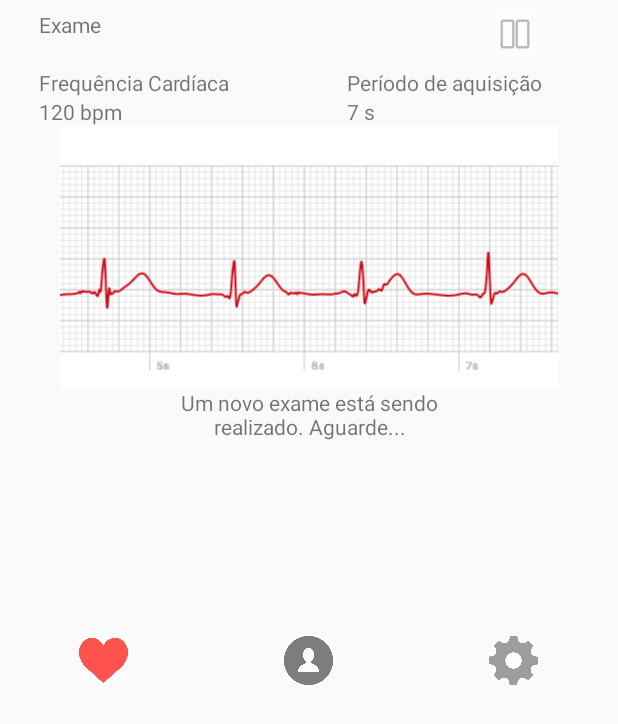
After one commit to tibetteixeira/cadim, an Android app: the AquisitionEcgActivity screen opened directly, with no data from a screen before it, on a phone screen of 412 x 824 dp. The commit adds this screen. Shown: the top 724 px of the screen. Run offline under Robolectric (Android 15) with nearby library versions, the phone set to English and light mode, and no system bars; our stand-ins replace sdp/ssp sizes.

Commit message:
Implementado a aquisição do sinal

```diff
--- a/App/app/build.gradle
+++ b/App/app/build.gradle
@@ -26,5 +26,6 @@ dependencies {
     androidTestImplementation 'com.android.support.test:runner:1.0.2'
     androidTestImplementation 'com.android.support.test.espresso:espresso-core:3.0.2'
     implementation 'com.intuit.sdp:sdp-android:1.0.6'
+    implementation 'com.android.support:design:26.1.0'
 
 }
--- a/App/app/src/main/AndroidManifest.xml
+++ b/App/app/src/main/AndroidManifest.xml
@@ -15,7 +15,7 @@
         android:roundIcon="@mipmap/ic_launcher_round"
         android:supportsRtl="true"
         android:theme="@style/AppTheme">
-        <activity android:name=".MainActivity">
+        <activity android:name=".InicialActivity">
             <intent-filter>
                 <action android:name="android.intent.action.MAIN" />
                 <category android:name="android.intent.category.LAUNCHER" />
@@ -28,6 +28,8 @@
 
         <activity android:name=".ListaDiagnosticoActivity"></activity>
         <activity android:name=".LoadDiagnostic"></activity>
+        <activity android:name=".AquisitionEcgActivity"></activity>
+        <!--<activity android:name=".InicialActivity"></activity>-->
 
     </application>
 
--- /dev/null
+++ b/App/app/src/main/java/br/com/cadim/cadim/AquisitionEcgActivity.java
@@ -0,0 +1,202 @@
+package br.com.cadim.cadim;
+
+import android.annotation.SuppressLint;
+import android.bluetooth.BluetoothAdapter;
+import android.content.pm.PackageManager;
+import android.os.Bundle;
+import android.os.Environment;
+import android.os.Handler;
+import android.os.Message;
+import android.support.v4.app.ActivityCompat;
+import android.support.v4.content.ContextCompat;
+import android.support.v7.app.AppCompatActivity;
+import android.view.View;
+import android.widget.ImageButton;
+import android.widget.Toast;
+
+import java.io.File;
+import java.io.FileNotFoundException;
+import java.io.FileOutputStream;
+import java.io.IOException;
+import java.text.SimpleDateFormat;
+import java.util.ArrayList;
+import java.util.Arrays;
+import java.util.Date;
+import java.util.Objects;
+
+public class AquisitionEcgActivity extends AppCompatActivity {
+
+    static ArrayList<String> signalEcg;
+    private static final int PERMISSION_REQUEST_CODE = 1;
+    private static String signalAcquisitionDate;
+    ConnectionThread connect;
+
+    @Override
+    protected void onCreate(Bundle savedInstanceState) {
+        super.onCreate(savedInstanceState);
+        Objects.requireNonNull(getSupportActionBar()).hide();
+        setContentView(R.layout.aquisition_layout);
+
+
+        ImageButton btnPauseAquisition = (ImageButton) findViewById(R.id.btnPauseAquisition);
+
+        if (!checkPermission()) requestPermission();
+
+        btnPauseAquisition.setOnClickListener(new View.OnClickListener() {
+            @Override
+            public void onClick(View view) {
+                connect.cancel();
+                message("Comunicação encerrada!");
+                ArrayList<Integer> signal = mountSignal(signalEcg);
+                saveSignal(signal);
+                message("Success Saved!!");
+            }
+        });
+
+        startAquisition();
+    }
+
+    private void startAquisition() {
+        signalEcg = new ArrayList<>();
+        signalAcquisitionDate = nowDate();
+        BluetoothAdapter btAdapter = BluetoothAdapter.getDefaultAdapter();
+        if (btAdapter == null) {
+            System.out.println("Que pena! Hardware Bluetooth não está funcionando :(");
+        } else {
+            System.out.println("Ótimo! Hardware Bluetooth está funcionando :)");
+        }
+
+        btAdapter.enable();
+
+        connect = new ConnectionThread("00:21:13:01:00:71");
+        connect.start();
+
+        /* Um descanso rápido, para evitar bugs esquisitos.
+         */
+        try {
+            Thread.sleep(500);
+        } catch (Exception E) {
+            E.printStackTrace();
+        }
+    }
+
+    private ArrayList<Integer> mountSignal(ArrayList<String> signalEcg) {
+        ArrayList<Integer> signal = new ArrayList<>();
+        int hb, lb;
+        for (int index_sync = 0; index_sync < signalEcg.size() - 7; index_sync++) {
+            if (signalEcg.get(index_sync).contains("165") && signalEcg.get(index_sync + 1).contains("90")) {
+
+                hb = (int) Double.parseDouble(signalEcg.get(index_sync + 6));
+                lb = (int) Double.parseDouble(signalEcg.get(index_sync + 7));
+
+                System.out.println("HB: " + hb + " LB: " + lb);
+                signal.add((hb << 8) + lb);
+            }
+        }
+
+        return signal;
+    }
+
+    private boolean checkPermission() {
+        int result = ContextCompat.checkSelfPermission(AquisitionEcgActivity.this, android.Manifest.permission.WRITE_EXTERNAL_STORAGE);
+        return result == PackageManager.PERMISSION_GRANTED;
+    }
+
+    private void requestPermission() {
+
+        if (ActivityCompat.shouldShowRequestPermissionRationale(AquisitionEcgActivity.this, android.Manifest.permission.WRITE_EXTERNAL_STORAGE)) {
+            Toast.makeText(AquisitionEcgActivity.this, "Write External Storage permission allows us to do store images. Please allow this permission in App Settings.", Toast.LENGTH_LONG).show();
+        } else {
+            ActivityCompat.requestPermissions(AquisitionEcgActivity.this, new String[]{android.Manifest.permission.WRITE_EXTERNAL_STORAGE}, PERMISSION_REQUEST_CODE);
+        }
+    }
+
+    private void saveSignal(ArrayList<Integer> signalEcg) {
+        File file, dir;
+        FileOutputStream fos;
+
+        String fileName = "ECG-" + signalAcquisitionDate + ".txt";
+
+        byte[] data;
+        String signal;
+
+        try {
+            dir = new File(getDirectory());
+            file = new File(dir, fileName);
+
+            int fileLines;
+
+            for (fileLines = 0; fileLines < signalEcg.size() - 1; fileLines++) {
+
+                signal = signalEcg.get(fileLines) + " ";
+                data = signal.getBytes();
+
+                fos = new FileOutputStream(file, true);
+                fos.write(data);
+                fos.flush();
+                fos.close();
+            }
+
+        } catch (FileNotFoundException e) {
+            message("Erro FNFE: " + e.getMessage());
+
+        } catch (IOException e) {
+            message("Erro IOE: " + e.getMessage());
+        }
+    }
+
+    public static String nowDate() {
+        @SuppressLint("SimpleDateFormat")
+
+        SimpleDateFormat dateFormat = new SimpleDateFormat("yyyy_MM_dd-HH_mm_ss");
+        Date now = new Date();
+
+        return dateFormat.format(now);
+    }
+
+    public static Handler handler = new Handler() {
+        @Override
+        public void handleMessage(Message msg) {
+
+            /* Esse método é invocado na Activity principal
+                sempre que a thread de conexão Bluetooth recebe
+                uma mensagem.
+             */
+            Bundle bundle = msg.getData();
+            byte[] data = bundle.getByteArray("data");
+            String dataString = new String(data);
+
+
+
+            /* Aqui ocorre a decisão de ação, baseada na string
+                recebida. Caso a string corresponda à uma das
+                mensagens de status de conexão (iniciadas com --),
+                atualizamos o status da conexão conforme o código.
+             */
+            if (dataString.equals("---N"))
+                System.out.println("Ocorreu um erro durante a conexão D:");
+            else if (dataString.equals("---S"))
+                System.out.println("Conectado :D");
+            else {
+                // System.out.println(dataString);
+                signalEcg.addAll(new ArrayList<>(Arrays.asList(dataString.split("\n"))));
+                System.out.println(dataString);
+            }
+        }
+    };
+
+    public static String getDirectory() {
+
+        File root = new File(Environment
+                .getExternalStorageDirectory()
+                + "/Arida/MobileECG/");
+
+        if (!root.exists()) root.mkdirs();
+
+        return root.toString();
+    }
+
+    private void message(String msg) {
+        Toast.makeText(getApplicationContext(), msg, Toast.LENGTH_SHORT).show();
+    }
+}
--- /dev/null
+++ b/App/app/src/main/java/br/com/cadim/cadim/ConnectionThread.java
@@ -0,0 +1,204 @@
+package br.com.cadim.cadim;
+
+import android.bluetooth.BluetoothAdapter;
+import android.bluetooth.BluetoothDevice;
+import android.bluetooth.BluetoothSocket;
+import android.os.Bundle;
+import android.os.Message;
+
+import java.io.IOException;
+import java.io.InputStream;
+import java.io.OutputStream;
+import java.util.Arrays;
+import java.util.UUID;
+
+public class ConnectionThread extends Thread {
+
+    BluetoothSocket btSocket = null;
+    InputStream input = null;
+    OutputStream output = null;
+    String btDevAddress = null;
+    String myUUID = "00001101-0000-1000-8000-00805F9B34FB";
+    boolean running = false;
+    boolean isConnected = false;
+
+    /*  Este construtor prepara o dispositivo para atuar como cliente.
+        Tem como argumento uma string contendo o endereço MAC do dispositivo
+    Bluetooth para o qual deve ser solicitada uma conexão.
+     */
+    public ConnectionThread(String btDevAddress) {
+
+        this.btDevAddress = btDevAddress;
+    }
+
+    /*  O método run() contem as instruções que serão efetivamente realizadas
+        em uma nova thread.
+     */
+    public void run() {
+
+        /*  Anuncia que a thread está sendo executada.
+            Pega uma referência para o adaptador Bluetooth padrão.
+         */
+        this.running = true;
+        BluetoothAdapter btAdapter = BluetoothAdapter.getDefaultAdapter();
+
+        try {
+
+                /*  Obtem uma representação do dispositivo Bluetooth com
+                    endereço btDevAddress.
+                    Cria um socket Bluetooth.
+                 */
+            BluetoothDevice btDevice = btAdapter.getRemoteDevice(btDevAddress);
+            btSocket = btDevice.createRfcommSocketToServiceRecord(UUID.fromString(myUUID));
+
+                /*  Envia ao sistema um comando para cancelar qualquer processo
+                    de descoberta em execução.
+                 */
+            btAdapter.cancelDiscovery();
+
+                /*  Solicita uma conexão ao dispositivo cujo endereço é
+                    btDevAddress.
+                    Permanece em estado de espera até que a conexão seja
+                    estabelecida.
+                 */
+            if (btSocket != null) {
+                btSocket.connect();
+            }
+
+        } catch (IOException e) {
+
+                /*  Caso ocorra alguma exceção, exibe o stack trace para debug.
+                    Envia um código para a Activity principal, informando que
+                    a conexão falhou.
+                 */
+            e.printStackTrace();
+            toAquisitionEcgActivity("---N".getBytes());
+        }
+
+
+
+        /*  Pronto, estamos conectados! Agora, só precisamos gerenciar a conexão.
+         */
+
+        if (btSocket != null) {
+
+            /*  Envia um código para a Activity principal informando que a
+                a conexão ocorreu com sucesso.
+             */
+            this.isConnected = true;
+            toAquisitionEcgActivity("---S".getBytes());
+
+            try {
+
+                /*  Obtem referências para os fluxos de entrada e saída do
+                    socket Bluetooth.
+                 */
+                input = btSocket.getInputStream();
+                output = btSocket.getOutputStream();
+
+                /*  Permanece em estado de espera até que uma mensagem seja
+                    recebida.
+                    Armazena a mensagem recebida no buffer.
+                    Envia a mensagem recebida para a Activity principal, do
+                    primeiro ao último byte lido.
+                    Esta thread permanecerá em estado de escuta até que
+                    a variável running assuma o valor false.
+                 */
+                while (running) {
+
+                    /*  Cria um byte array para armazenar temporariamente uma
+                        mensagem recebida.
+                        O inteiro bytes representará o número de bytes lidos na
+                        última transmissão recebida.
+                        O inteiro bytesRead representa o número total de bytes
+                        lidos antes de uma quebra de linha. A quebra de linha
+                        representa o fim da mensagem.
+                     */
+                    byte[] buffer = new byte[1024];
+                    int bytes;
+                    int bytesRead = -1;
+
+                    /*  Lê os bytes recebidos e os armazena no buffer até que
+                        uma quebra de linha seja identificada. Nesse ponto, assumimos
+                        que a mensagem foi transmitida por completo.
+                     */
+                    do {
+                        bytes = input.read(buffer, bytesRead + 1, 16);
+                        bytesRead += bytes;
+                    } while (buffer[bytesRead] != '\n');
+
+                    /*  A mensagem recebida é enviada para a Activity principal.
+                     */
+                    toAquisitionEcgActivity(Arrays.copyOfRange(buffer, 0, bytesRead - 1));
+
+                }
+
+            } catch (IOException e) {
+
+                /*  Caso ocorra alguma exceção, exibe o stack trace para debug.
+                    Envia um código para a Activity principal, informando que
+                    a conexão falhou.
+                 */
+                e.printStackTrace();
+                toAquisitionEcgActivity("---N".getBytes());
+                this.isConnected = false;
+            }
+        }
+
+    }
+
+    /*  Utiliza um handler para enviar um byte array à Activity principal.
+        O byte array é encapsulado em um Bundle e posteriormente em uma Message
+        antes de ser enviado.
+     */
+    private void toAquisitionEcgActivity(byte[] data) {
+
+        Message message = new Message();
+        Bundle bundle = new Bundle();
+        bundle.putByteArray("data", data);
+        message.setData(bundle);
+        AquisitionEcgActivity.handler.sendMessage(message);
+    }
+
+    /*  Método utilizado pela Activity principal para transmitir uma mensagem ao
+        outro lado da conexão.
+        A mensagem deve ser representada por um byte array.
+     */
+    public void write(byte[] data) {
+
+        if (output != null) {
+            try {
+
+                /*  Transmite a mensagem.
+                 */
+                output.write(data);
+
+            } catch (IOException e) {
+                e.printStackTrace();
+            }
+        } else {
+
+            /*  Envia à Activity principal um código de erro durante a conexão.
+             */
+            toAquisitionEcgActivity("---N".getBytes());
+        }
+    }
+
+    /*  Método utilizado pela Activity principal para encerrar a conexão
+     */
+    public void cancel() {
+
+        try {
+
+            running = false;
+            this.isConnected = false;
+            btSocket.close();
+
+        } catch (IOException e) {
+            e.printStackTrace();
+        }
+        running = false;
+        this.isConnected = false;
+    }
+
+}
--- /dev/null
+++ b/App/app/src/main/res/layout/aquisition_layout.xml
@@ -0,0 +1,154 @@
+<?xml version="1.0" encoding="utf-8"?>
+
+<LinearLayout xmlns:android="http://schemas.android.com/apk/res/android"
+    xmlns:app="http://schemas.android.com/apk/res-auto"
+    android:layout_width="match_parent"
+    android:layout_height="match_parent"
+    android:fillViewport="true"
+    android:orientation="vertical">
+
+    <LinearLayout
+        android:layout_width="match_parent"
+        android:layout_height="wrap_content"
+        android:orientation="vertical"
+        android:weightSum="3">
+
+        <LinearLayout
+            android:layout_width="match_parent"
+            android:layout_height="wrap_content"
+            android:layout_marginLeft="@dimen/_20sdp"
+            android:layout_marginTop="@dimen/_5sdp"
+            android:layout_marginRight="@dimen/_20sdp"
+            android:layout_weight="1"
+            android:orientation="horizontal">
+
+            <TextView
+                android:layout_width="wrap_content"
+                android:layout_height="wrap_content"
+                android:text="Exame" />
+
+            <ImageButton
+                android:id="@+id/btnPauseAquisition"
+                android:layout_width="wrap_content"
+                android:layout_height="wrap_content"
+                android:layout_marginLeft="@dimen/_200sdp"
+                android:background="#FCFCFCFC"
+                app:srcCompat="@android:drawable/ic_media_pause" />
+        </LinearLayout>
+
+        <LinearLayout
+            android:layout_width="match_parent"
+            android:layout_height="wrap_content"
+            android:layout_marginLeft="@dimen/_20sdp"
+            android:layout_marginTop="@dimen/_5sdp"
+            android:layout_marginRight="@dimen/_20sdp"
+            android:layout_weight="1"
+            android:orientation="horizontal">
+
+            <LinearLayout
+                android:layout_width="wrap_content"
+                android:layout_height="wrap_content"
+                android:gravity="start"
+                android:orientation="vertical">
+
+                <TextView
+                    android:layout_width="wrap_content"
+                    android:layout_height="wrap_content"
+                    android:text="Frequência Cardíaca" />
+
+                <TextView
+                    android:id="@+id/txtFrequenciaBatimentos"
+                    android:layout_width="wrap_content"
+                    android:layout_height="wrap_content"
+                    android:text="120 bpm" />
+
+            </LinearLayout>
+
+
+            <LinearLayout
+                android:layout_width="wrap_content"
+                android:layout_height="wrap_content"
+                android:layout_marginLeft="@dimen/_60sdp"
+                android:gravity="start"
+                android:orientation="vertical">
+
+                <TextView
+                    android:layout_width="wrap_content"
+                    android:layout_height="wrap_content"
+                    android:text="Período de aquisição" />
+
+                <TextView
+                    android:id="@+id/txtPeriodoAquisicao"
+                    android:layout_width="wrap_content"
+                    android:layout_height="wrap_content"
+                    android:text="7 s" />
+            </LinearLayout>
+
+        </LinearLayout>
+
+        <LinearLayout
+            android:layout_width="match_parent"
+            android:layout_height="wrap_content"
+            android:layout_gravity="center_vertical"
+            android:layout_marginLeft="@dimen/_20sdp"
+            android:layout_marginRight="@dimen/_20sdp"
+            android:layout_marginBottom="@dimen/_100sdp"
+            android:layout_weight="1"
+            android:orientation="vertical">
+
+            <ImageView
+                android:layout_width="match_parent"
+                android:layout_height="wrap_content"
+                android:contentDescription="@string/logo"
+                android:scaleType="centerInside"
+                android:src="@mipmap/ecg_image" />
+
+            <TextView
+                android:layout_width="match_parent"
+                android:layout_height="wrap_content"
+                android:gravity="center"
+                android:text="Um novo exame está sendo\nrealizado. Aguarde..." />
+
+        </LinearLayout>
+
+        <LinearLayout
+            android:layout_width="match_parent"
+            android:layout_height="wrap_content"
+            android:layout_marginLeft="@dimen/_20sdp"
+            android:layout_marginRight="@dimen/_20sdp"
+            android:layout_weight="1"
+            android:gravity="center|bottom"
+            android:orientation="horizontal">
+
+            <ImageButton
+                android:id="@+id/buttonExame"
+                android:layout_width="@dimen/_25sdp"
+                android:layout_height="@dimen/_25sdp"
+                android:layout_marginEnd="@dimen/_80sdp"
+                android:background="#FCFCFC"
+                android:scaleType="fitCenter"
+                android:src="@drawable/heart_icon_selected" />
+
+            <ImageButton
+                android:id="@+id/buttonDiagnosticos"
+                android:layout_width="@dimen/_25sdp"
+                android:layout_height="@dimen/_25sdp"
+                android:layout_marginEnd="@dimen/_80sdp"
+                android:background="#FCFCFC"
+                android:scaleType="fitCenter"
+
+                android:src="@drawable/user_icon_unselected" />
+
+            <ImageButton
+                android:id="@+id/buttonSettings"
+                android:layout_width="@dimen/_25sdp"
+                android:layout_height="@dimen/_25sdp"
+                android:background="#FCFCFC"
+                android:scaleType="fitCenter"
+                android:src="@drawable/settings_icon_unselected" />
+
+        </LinearLayout>
+
+
+    </LinearLayout>
+</LinearLayout>
--- a/App/app/src/main/res/values/colors.xml
+++ b/App/app/src/main/res/values/colors.xml
@@ -4,4 +4,5 @@
     <color name="colorPrimaryDark">#A85252</color>
     <color name="colorAccent">#989898</color>
     <color name="colorWhite">#FFFFFF</color>
+    <color name="floatingButton">#EF5350</color>
 </resources>
```
Also changed, not shown: App/app/src/main/java/br/com/cadim/cadim/InicialActivity.java (added, +55 -0 lines), App/app/src/main/java/br/com/cadim/cadim/LoginActivity.java (+9 -4 lines), App/app/src/main/res/layout/tela_inicial.xml (added, +112 -0 lines), App/app/src/main/res/drawable/add_icon_selected.png (added), App/app/src/main/res/drawable/heart_icon_selected.png (added), App/app/src/main/res/drawable/heart_icon_unselected.png (added), App/app/src/main/res/drawable/settings_icon_selected.png (added), App/app/src/main/res/drawable/settings_icon_unselected.png (added), App/app/src/main/res/drawable/user_icon_selected.png (added), App/app/src/main/res/drawable/user_icon_unselected.png (added).
